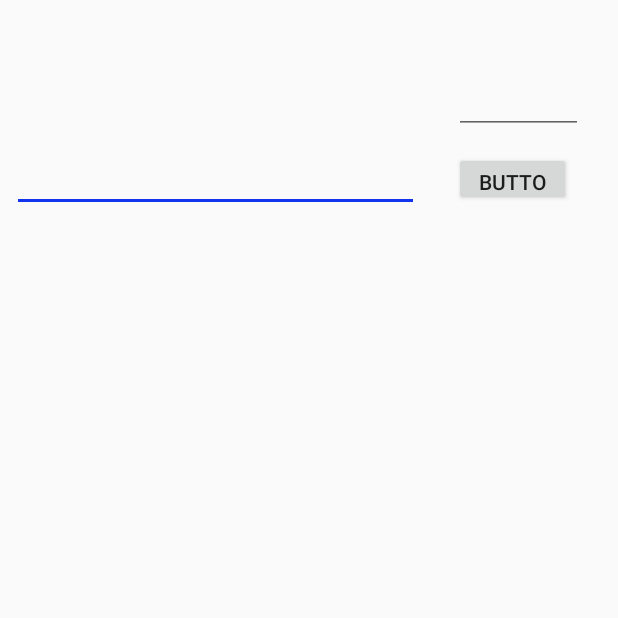
After one commit to fffrowies/CustAdmin, an Android app: the AddInvoice screen opened directly, with no data from a screen before it, on a phone screen of 412 x 824 dp, the top half of it. The commit adds this screen. Run offline under Robolectric (Android 15) with nearby library versions, the phone set to English and light mode, and no system bars.

Commit message:
Ordered Lists using Sort in SQL query

```diff
--- a/app/src/main/AndroidManifest.xml
+++ b/app/src/main/AndroidManifest.xml
@@ -2,7 +2,7 @@
 <manifest xmlns:android="http://schemas.android.com/apk/res/android"
     package="com.fffrowies.custadmin">
 
-    <uses-permission android:name="android.permission.INTERNET"/>
+    <uses-permission android:name="android.permission.INTERNET" />
 
     <application
         android:allowBackup="true"
@@ -11,6 +11,7 @@
         android:roundIcon="@mipmap/ic_launcher_round"
         android:supportsRtl="true"
         android:theme="@style/AppTheme">
+        <activity android:name=".AddInvoice"></activity>
         <activity android:name=".InvoicingActivity" />
         <activity android:name=".EditCustomers" />
         <activity android:name=".AddCustomers" />
--- /dev/null
+++ b/app/src/main/java/com/fffrowies/custadmin/AddInvoice.java
@@ -0,0 +1,13 @@
+package com.fffrowies.custadmin;
+
+import android.support.v7.app.AppCompatActivity;
+import android.os.Bundle;
+
+public class AddInvoice extends AppCompatActivity {
+
+    @Override
+    protected void onCreate(Bundle savedInstanceState) {
+        super.onCreate(savedInstanceState);
+        setContentView(R.layout.activity_add_invoice);
+    }
+}
--- a/app/src/main/java/com/fffrowies/custadmin/Database/Database.java
+++ b/app/src/main/java/com/fffrowies/custadmin/Database/Database.java
@@ -11,6 +11,8 @@ import com.fffrowies.custadmin.Model.Invoicing;
 import com.readystatesoftware.sqliteasset.SQLiteAssetHelper;
 
 import java.util.ArrayList;
+import java.util.Collection;
+import java.util.Collections;
 import java.util.List;
 
 public class Database extends SQLiteAssetHelper {
@@ -42,7 +44,7 @@ public class Database extends SQLiteAssetHelper {
 
     public Database(Context context) {
         super(context, DB_NAME, null, DB_VER);
-//        setForcedUpgradeVersion(2);
+        setForcedUpgradeVersion(2);
     }
 
     //Function get all customers
@@ -56,7 +58,7 @@ public class Database extends SQLiteAssetHelper {
 
         qb.setTables(CUSTOMERS_TABLE_NAME);
         Cursor cursor = qb.query(db, sqlSelect, null, null,
-                null, null, null);
+                null, null, NAME + " ASC");
         List<Customer> result = new ArrayList<>();
         if (cursor.moveToFirst()) {
             do {
@@ -70,6 +72,7 @@ public class Database extends SQLiteAssetHelper {
                 result.add(customer);
             } while (cursor.moveToNext());
         }
+
         return result;
     }
 
@@ -83,13 +86,14 @@ public class Database extends SQLiteAssetHelper {
 
         qb.setTables(CUSTOMERS_TABLE_NAME);
         Cursor cursor = qb.query(db, sqlSelect, null, null,
-                null, null, null);
+                null, null, NAME + " ASC");
         List<String> result = new ArrayList<>();
         if (cursor.moveToFirst()) {
             do {
                 result.add(cursor.getString(cursor.getColumnIndex(NAME)));
             } while (cursor.moveToNext());
         }
+
         return result;
     }
 
@@ -109,7 +113,7 @@ public class Database extends SQLiteAssetHelper {
 
         //This will like query : SELECT * FROM Customers WHERE Name LIKE %pattern%
         Cursor cursor = qb.query(db, sqlSelect, "Name LIKE ?", new String[]{"%"+name+"%"},
-                null, null, null);
+                null, null, NAME + " ASC");
         List<Customer> result = new ArrayList<>();
         if (cursor.moveToFirst()) {
             do {
@@ -188,6 +192,7 @@ public class Database extends SQLiteAssetHelper {
                 result.add(invoice);
             } while (cursor.moveToNext());
         }
+
         return result;
     }
 }
--- a/app/src/main/java/com/fffrowies/custadmin/InvoicingActivity.java
+++ b/app/src/main/java/com/fffrowies/custadmin/InvoicingActivity.java
@@ -30,6 +30,7 @@ public class InvoicingActivity extends AppCompatActivity {
     List<Invoicing> invoicingList = new ArrayList<>();
 
     private int id;
+    private String name, address, email, phone;
     private TextView card_name, card_address, card_email, card_phone;
 
     Database database;
@@ -117,6 +118,17 @@ public class InvoicingActivity extends AppCompatActivity {
 
     public void billInvoice(View view) {
 
-        Toast.makeText(this, "Llamado a fragmento para crear factura", Toast.LENGTH_SHORT).show();
+        Toast.makeText(this, "Llamado a activity para crear factura", Toast.LENGTH_SHORT).show();
+
+//        Intent invoicing_intent = new Intent(this, InvoicingActivity.class)
+//                .setFlags(Intent.FLAG_ACTIVITY_CLEAR_TOP);
+//
+//        invoicing_intent.putExtra("id", id);
+//        invoicing_intent.putExtra("name", name);
+//        invoicing_intent.putExtra("address", address);
+//        invoicing_intent.putExtra("email", email);
+//        invoicing_intent.putExtra("phone", phone);
+//
+//        startActivity(invoicing_intent);
     }
 }
--- /dev/null
+++ b/app/src/main/res/layout/activity_add_invoice.xml
@@ -0,0 +1,54 @@
+<?xml version="1.0" encoding="utf-8"?>
+<android.support.constraint.ConstraintLayout xmlns:android="http://schemas.android.com/apk/res/android"
+    xmlns:app="http://schemas.android.com/apk/res-auto"
+    xmlns:tools="http://schemas.android.com/tools"
+    android:layout_width="match_parent"
+    android:layout_height="match_parent"
+    tools:context=".AddInvoice">
+
+    <EditText
+        android:id="@+id/editText"
+        android:layout_width="271dp"
+        android:layout_height="97dp"
+        android:layout_marginStart="8dp"
+        android:layout_marginTop="44dp"
+        android:ems="10"
+        android:inputType="textMultiLine"
+        app:layout_constraintStart_toStartOf="parent"
+        app:layout_constraintTop_toTopOf="parent" />
+
+    <EditText
+        android:id="@+id/editText2"
+        android:layout_width="86dp"
+        android:layout_height="wrap_content"
+        android:layout_marginStart="8dp"
+        android:layout_marginTop="44dp"
+        android:layout_marginEnd="8dp"
+        android:ems="10"
+        android:inputType="number"
+        app:layout_constraintEnd_toEndOf="parent"
+        app:layout_constraintStart_toEndOf="@+id/editText"
+        app:layout_constraintTop_toTopOf="parent" />
+
+    <Button
+        android:id="@+id/button"
+        android:layout_width="78dp"
+        android:layout_height="36dp"
+        android:layout_marginTop="12dp"
+        android:layout_marginEnd="8dp"
+        android:text="Button"
+        app:layout_constraintEnd_toEndOf="@+id/editText2"
+        app:layout_constraintTop_toBottomOf="@+id/editText2" />
+
+    <android.support.v7.widget.RecyclerView
+        android:layout_width="395dp"
+        android:layout_height="551dp"
+        android:layout_marginStart="8dp"
+        android:layout_marginTop="8dp"
+        android:layout_marginEnd="8dp"
+        android:layout_marginBottom="8dp"
+        app:layout_constraintBottom_toBottomOf="parent"
+        app:layout_constraintEnd_toEndOf="parent"
+        app:layout_constraintStart_toStartOf="parent"
+        app:layout_constraintTop_toBottomOf="@+id/editText" />
+</android.support.constraint.ConstraintLayout>
--- a/app/src/main/res/layout/activity_invoicing.xml
+++ b/app/src/main/res/layout/activity_invoicing.xml
@@ -63,6 +63,7 @@
                         android:paddingRight="24dp"
                         android:paddingBottom="0dp"
                         android:text=""
+                        android:textAllCaps="true"
                         android:textColor="@android:color/black"
                         android:textSize="22sp"
                         android:textStyle="bold" />
--- a/app/src/main/res/layout/layout_item.xml
+++ b/app/src/main/res/layout/layout_item.xml
@@ -28,13 +28,14 @@
 
             <TextView
                 android:id="@+id/name"
+                android:layout_width="wrap_content"
+                android:layout_height="wrap_content"
                 android:layout_marginLeft="10dp"
                 android:gravity="center_vertical|start"
                 android:textAllCaps="true"
+                android:textSize="18sp"
                 android:textStyle="bold"
-                tools:text="Eddy Lee"
-                android:layout_width="wrap_content"
-                android:layout_height="wrap_content" />
+                tools:text="Eddy Lee" />
 
             <TextView
                 android:id="@+id/email"
--- a/app/src/main/res/values/strings.xml
+++ b/app/src/main/res/values/strings.xml
@@ -12,4 +12,6 @@
     <string name="cancel">Cancel</string>
     <string name="edit">Edit</string>
     <string name="update">Update</string>
+    <string name="description">Description</string>
+    <string name="amount">Amount</string>
 </resources>
```
